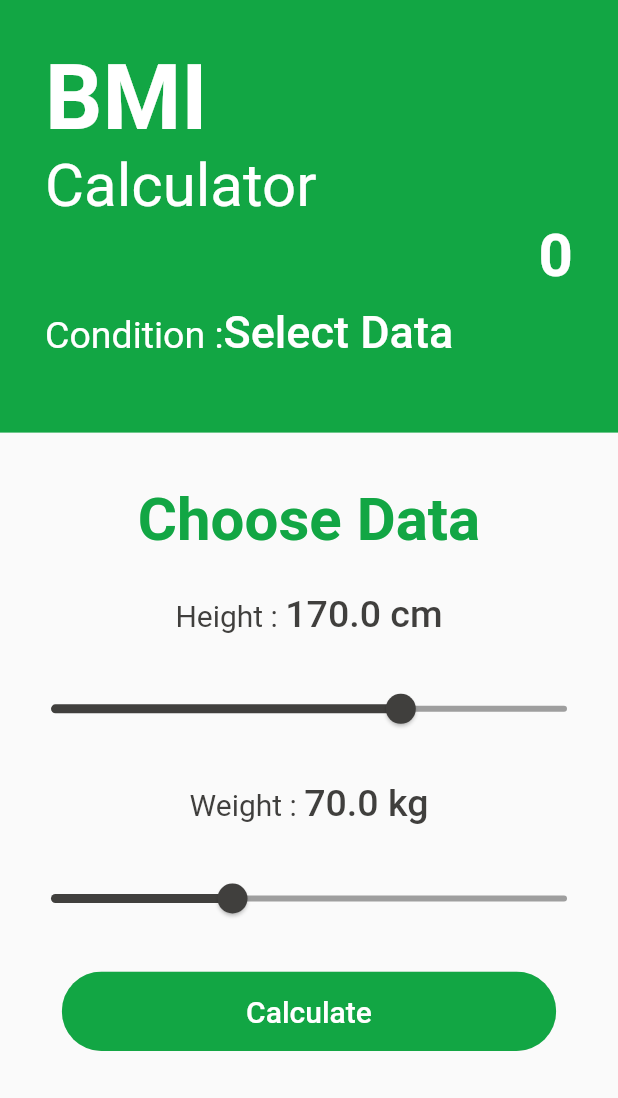
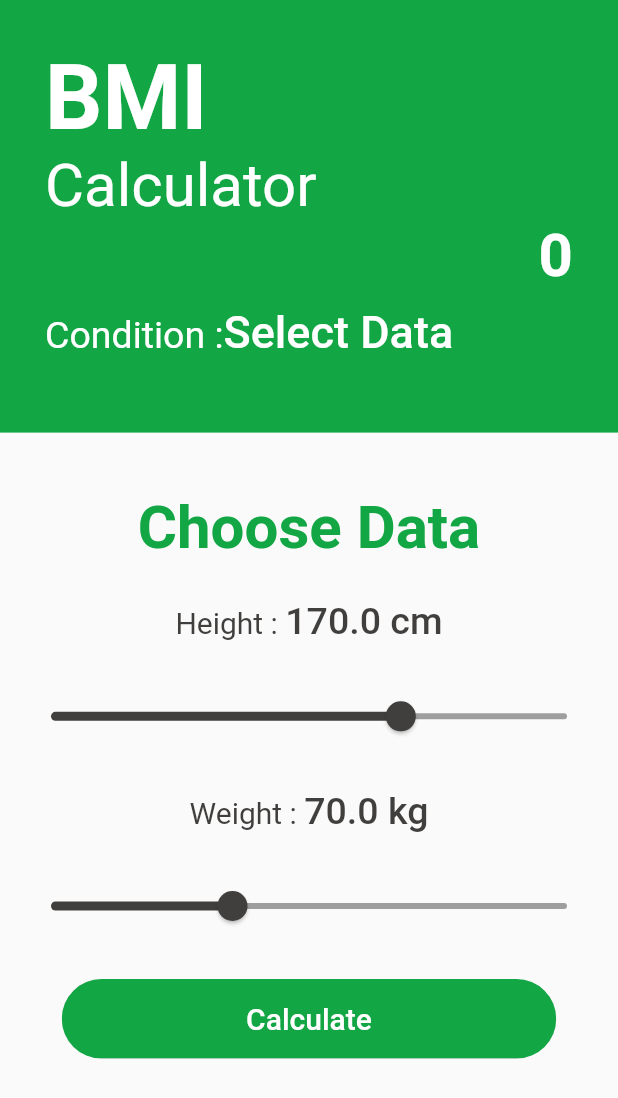
Before and after one commit to iamrithu/flutter_BMI_App, a Flutter app: the screen it shows after launch, on a phone screen of 412 x 824 dp. Shown: the top 1098 px of the screen. Run offline on Flutter 3.47's test engine with Material 2 defaults, Android fonts, the phone set to English and light mode, and no system bars.

Commit message:
first commit

```diff
--- a/lib/main.dart
+++ b/lib/main.dart
@@ -94,7 +94,7 @@
           Container(
             width: double.infinity,
             padding:
-                const EdgeInsets.symmetric(vertical: 10.0, horizontal: 10.0),
+                const EdgeInsets.symmetric(vertical: 15.0, horizontal: 10.0),
             child: Column(children: [
               SizedBox(
                 height: size.height * 0.03,
```
